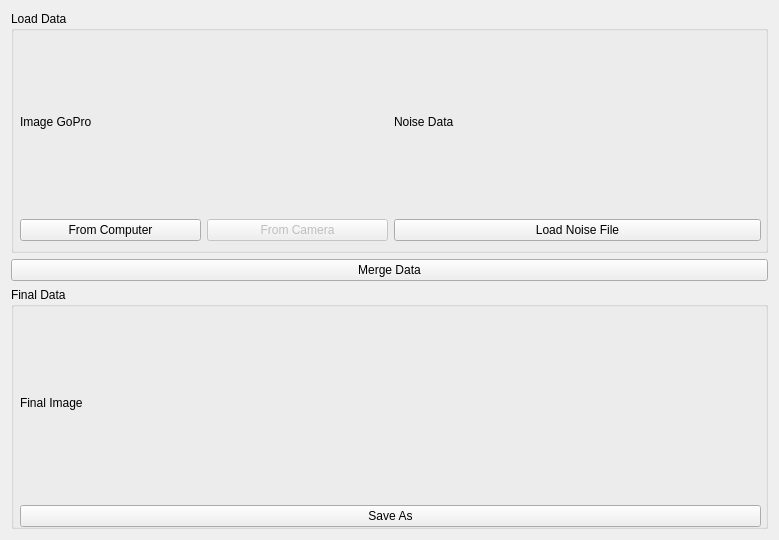
This is src/views/MergeDataWidget.ui in frmeu9/projet_fin_etude as Qt 5 draws it before an edit. The edited form follows.
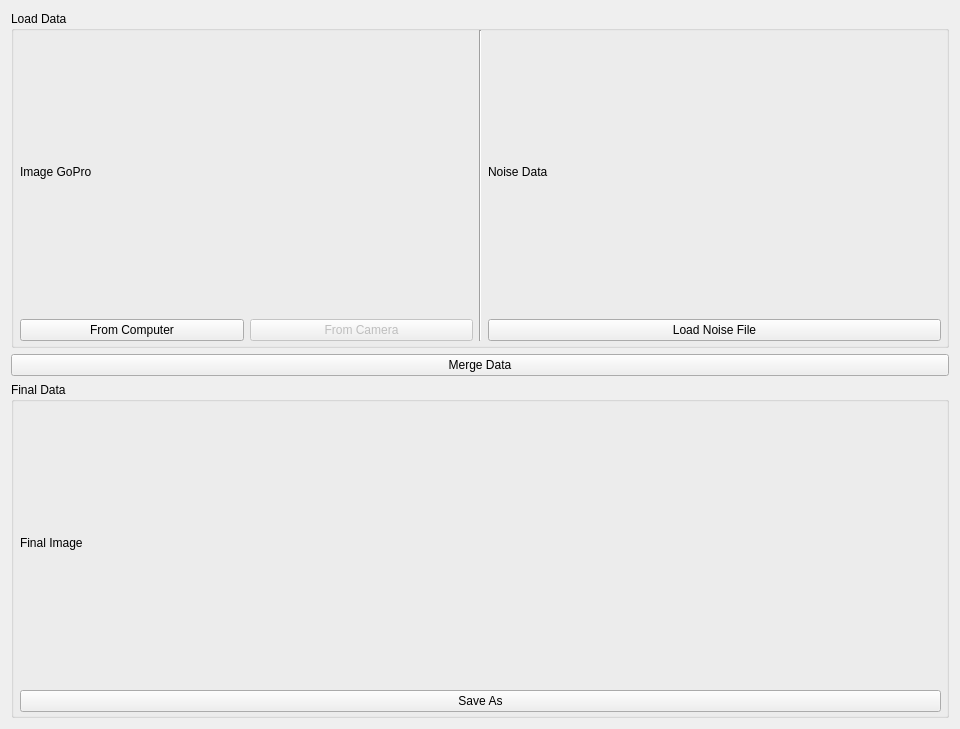
This is the edited form.

Commit message: try connecting with camera

```diff
--- a/src/views/MergeDataWidget.ui
+++ b/src/views/MergeDataWidget.ui
@@ -6,8 +6,8 @@
    <rect>
     <x>0</x>
     <y>0</y>
-    <width>779</width>
-    <height>540</height>
+    <width>960</width>
+    <height>729</height>
    </rect>
   </property>
   <property name="windowTitle">
@@ -31,19 +31,19 @@
        <rect>
         <x>9</x>
         <y>19</y>
-        <width>741</width>
-        <height>221</height>
+        <width>921</width>
+        <height>311</height>
        </rect>
       </property>
-      <layout class="QVBoxLayout" name="verticalLayout_4">
-       <item>
+      <layout class="QGridLayout" name="gridLayout_2">
+       <item row="0" column="0">
         <widget class="QLabel" name="LA_finalImage">
          <property name="text">
           <string>Final Image</string>
          </property>
         </widget>
        </item>
-       <item>
+       <item row="1" column="0">
         <widget class="QPushButton" name="PB_saveAs">
          <property name="text">
           <string>Save As</string>
@@ -64,12 +64,12 @@
        <rect>
         <x>9</x>
         <y>19</y>
-        <width>741</width>
-        <height>211</height>
+        <width>921</width>
+        <height>311</height>
        </rect>
       </property>
-      <layout class="QHBoxLayout" name="horizontalLayout">
-       <item>
+      <layout class="QGridLayout" name="gridLayout_3">
+       <item row="0" column="0">
         <layout class="QVBoxLayout" name="verticalLayout_2">
          <item>
           <widget class="QLabel" name="LA_imageGopro">
@@ -79,6 +79,9 @@
              <verstretch>0</verstretch>
             </sizepolicy>
            </property>
+           <property name="layoutDirection">
+            <enum>Qt::LeftToRight</enum>
+           </property>
            <property name="text">
             <string>Image GoPro</string>
            </property>
@@ -107,7 +110,7 @@
          </item>
         </layout>
        </item>
-       <item>
+       <item row="0" column="2">
         <layout class="QVBoxLayout" name="verticalLayout_3">
          <item>
           <widget class="QLabel" name="LA_noiseData">
@@ -131,6 +134,13 @@
          </item>
         </layout>
        </item>
+       <item row="0" column="1">
+        <widget class="Line" name="LINE_dataSeparator">
+         <property name="orientation">
+          <enum>Qt::Vertical</enum>
+         </property>
+        </widget>
+       </item>
       </layout>
      </widget>
     </widget>
```
The commit also changes 2 other files.
